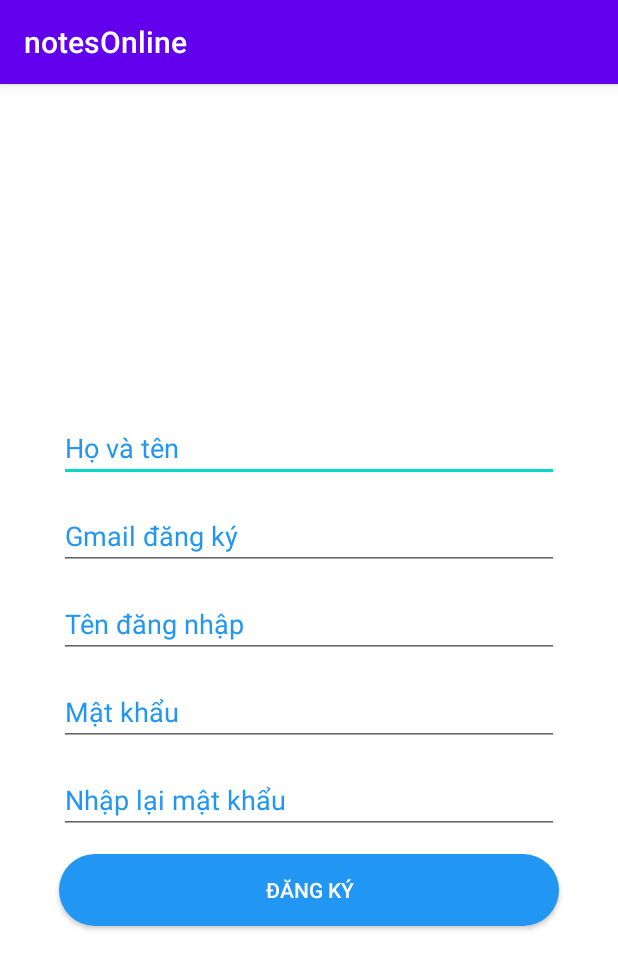
After one commit to chiennn19122000/notesOnline, an Android app: the fragment RegisterFragment shown on its own in the app's theme, on a phone screen of 412 x 824 dp. The commit adds this screen. Shown: the top 969 px of the screen. Run offline under Robolectric (Android 15) with nearby library versions, the phone set to English and light mode, and no system bars; our stand-ins replace sdp/ssp sizes.

Commit message:
error fragment

```diff
--- a/app/src/main/AndroidManifest.xml
+++ b/app/src/main/AndroidManifest.xml
@@ -1,6 +1,8 @@
 <?xml version="1.0" encoding="utf-8"?>
 <manifest xmlns:android="http://schemas.android.com/apk/res/android"
     package="com.example.notesonline">
+
+    <uses-permission android:name="android.permission.INTERNET" />
 
     <application
         android:allowBackup="true"
--- /dev/null
+++ b/app/src/main/java/com/example/notesonline/fragment/RegisterFragment.java
@@ -0,0 +1,22 @@
+package com.example.notesonline.fragment;
+
+import android.os.Bundle;
+import android.view.LayoutInflater;
+import android.view.View;
+import android.view.ViewGroup;
+
+import androidx.annotation.NonNull;
+import androidx.annotation.Nullable;
+import androidx.fragment.app.Fragment;
+
+import com.example.notesonline.R;
+
+public class RegisterFragment extends Fragment
+{
+    @Nullable
+    @Override
+    public View onCreateView(@NonNull LayoutInflater inflater, @Nullable ViewGroup container, @Nullable Bundle savedInstanceState) {
+        View view = inflater.inflate(R.layout.fragment_register, container, false);
+        return view;
+    }
+}
--- /dev/null
+++ b/app/src/main/res/drawable/shqpe_custom_btn_register.xml
@@ -0,0 +1,7 @@
+<?xml version="1.0" encoding="utf-8"?>
+<shape xmlns:android="http://schemas.android.com/apk/res/android"
+    android:shape="rectangle">
+    <solid android:color="#2196F3"/>
+    <corners android:radius="@dimen/_30sdp"/>
+
+</shape>
--- /dev/null
+++ b/app/src/main/res/layout/fragment_register.xml
@@ -0,0 +1,77 @@
+<?xml version="1.0" encoding="utf-8"?>
+<LinearLayout xmlns:android="http://schemas.android.com/apk/res/android"
+    android:layout_width="match_parent"
+    android:orientation="vertical"
+    android:layout_height="match_parent"
+    android:weightSum="10"
+    android:background="#fff"
+    android:gravity="center">
+
+    <EditText
+        android:id="@+id/fullname"
+        android:hint="Họ và tên"
+        android:inputType="text"
+        android:layout_marginTop="@dimen/_10sdp"
+        android:textColor="#4CAF50"
+        android:textColorHint="#2196F3"
+        android:layout_marginStart="@dimen/_30sdp"
+        android:layout_marginEnd="@dimen/_30sdp"
+        android:layout_width="match_parent"
+        android:layout_height="wrap_content"/>
+    <EditText
+        android:id="@+id/gmail"
+        android:hint="Gmail đăng ký"
+        android:inputType="text"
+        android:layout_marginTop="@dimen/_10sdp"
+        android:textColor="#4CAF50"
+        android:textColorHint="#2196F3"
+        android:layout_marginStart="@dimen/_30sdp"
+        android:layout_marginEnd="@dimen/_30sdp"
+        android:layout_width="match_parent"
+        android:layout_height="wrap_content"/>
+    <EditText
+        android:id="@+id/username_rigister"
+        android:hint="Tên đăng nhập"
+        android:inputType="text"
+        android:layout_marginTop="@dimen/_10sdp"
+        android:textColor="#4CAF50"
+        android:textColorHint="#2196F3"
+        android:layout_marginStart="@dimen/_30sdp"
+        android:layout_marginEnd="@dimen/_30sdp"
+        android:layout_width="match_parent"
+        android:layout_height="wrap_content"/>
+    <EditText
+        android:id="@+id/password_rigister"
+        android:hint="Mật khẩu"
+        android:inputType="text"
+        android:layout_marginTop="@dimen/_10sdp"
+        android:textColor="#4CAF50"
+        android:textColorHint="#2196F3"
+        android:layout_marginStart="@dimen/_30sdp"
+        android:layout_marginEnd="@dimen/_30sdp"
+        android:layout_width="match_parent"
+        android:layout_height="wrap_content"/>
+    <EditText
+        android:id="@+id/re_pasword_rigister"
+        android:hint="Nhập lại mật khẩu"
+        android:inputType="text"
+        android:layout_marginTop="@dimen/_10sdp"
+        android:textColor="#4CAF50"
+        android:textColorHint="#2196F3"
+        android:layout_marginStart="@dimen/_30sdp"
+        android:layout_marginEnd="@dimen/_30sdp"
+        android:layout_width="match_parent"
+        android:layout_height="wrap_content"/>
+    <Button
+        android:id="@+id/btn_register"
+        android:background="@drawable/shqpe_custom_btn_register"
+        android:text="Đăng ký"
+        android:layout_marginTop="@dimen/_10sdp"
+        android:layout_marginStart="@dimen/_30sdp"
+        android:layout_marginEnd="@dimen/_30sdp"
+        android:textColor="#fff"
+        android:layout_width="match_parent"
+        android:layout_height="wrap_content"/>
+
+
+</LinearLayout>
--- a/app/src/main/res/values/strings.xml
+++ b/app/src/main/res/values/strings.xml
@@ -1,3 +1,5 @@
 <resources>
     <string name="app_name">notesOnline</string>
+    <!-- TODO: Remove or change this placeholder text -->
+    <string name="hello_blank_fragment">Hello blank fragment</string>
 </resources>
--- a/build.gradle
+++ b/build.gradle
@@ -5,7 +5,7 @@ buildscript {
         jcenter()
     }
     dependencies {
-        classpath "com.android.tools.build:gradle:4.0.1"
+        classpath 'com.android.tools.build:gradle:4.1.0'
 
         // NOTE: Do not place your application dependencies here; they belong
         // in the individual module build.gradle files
```
Also changed, not shown: app/build.gradle (+11 -0 lines), app/src/main/java/com/example/notesonline/BaseActivity.java (added, +56 -0 lines), app/src/main/java/com/example/notesonline/MainActivity.java (+61 -6 lines), app/src/main/res/drawable/shape_custom_btn_login.xml (added, +7 -0 lines), app/src/main/res/layout/activity_login.xml (added, +74 -0 lines), app/src/main/res/layout/activity_main.xml (deleted, +0 -18 lines), app/src/main/res/drawable/backgroud_login.jpg (added), gradle/wrapper/gradle-wrapper.properties.
